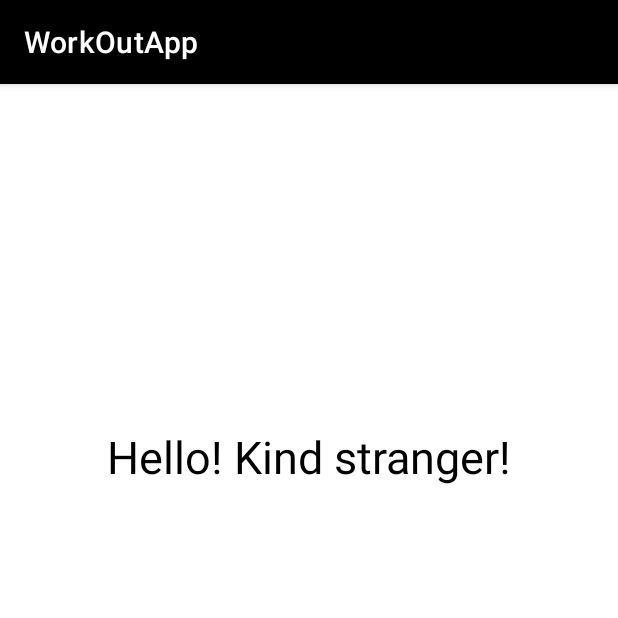
After one commit to SirojiddinAripov/WorkOutApp, an Android app: the CreatePost screen opened directly, with no data from a screen before it, on a phone screen of 412 x 824 dp, the top half of it. The commit adds this screen. Run offline under Robolectric (Android 15) with nearby library versions, the phone set to English and light mode, and no system bars.

Commit message:
Added a plus button to create posts

```diff
--- /dev/null
+++ b/app/src/main/java/com/example/workoutapp/CreatePost.kt
@@ -0,0 +1,11 @@
+package com.example.workoutapp
+
+import android.os.Bundle
+import androidx.appcompat.app.AppCompatActivity
+
+class CreatePost: AppCompatActivity() {
+    override fun onCreate(savedInstanceState: Bundle?) {
+        super.onCreate(savedInstanceState)
+        setContentView(R.layout.create_post_layout)
+    }
+}
--- a/app/src/main/res/layout/activity_main.xml
+++ b/app/src/main/res/layout/activity_main.xml
@@ -9,7 +9,7 @@
     android:orientation="vertical">
     <View
         android:layout_width="match_parent"
-        android:layout_height="1dp"
+        android:layout_height="2dp"
         android:background="@color/colorSecondary" />
     <androidx.viewpager2.widget.ViewPager2
         android:id="@+id/viewPager2"
@@ -20,7 +20,7 @@
     </androidx.viewpager2.widget.ViewPager2>
     <View
         android:layout_width="match_parent"
-        android:layout_height="1dp"
+        android:layout_height="2dp"
         android:background="@color/colorSecondary" />
     <com.google.android.material.tabs.TabLayout
         android:id="@+id/tabLayout"
--- /dev/null
+++ b/app/src/main/res/layout/create_post_layout.xml
@@ -0,0 +1,19 @@
+<?xml version="1.0" encoding="utf-8"?>
+<androidx.constraintlayout.widget.ConstraintLayout xmlns:android="http://schemas.android.com/apk/res/android"
+    xmlns:app="http://schemas.android.com/apk/res-auto"
+    android:background="@color/white"
+    android:layout_width="match_parent"
+    android:layout_height="match_parent">
+
+    <TextView
+        android:id="@+id/textView2"
+        android:layout_width="wrap_content"
+        android:layout_height="wrap_content"
+        android:layout_marginTop="228dp"
+        android:text="Hello! Kind stranger!"
+        android:textColor="@color/black"
+        android:textSize="30dp"
+        app:layout_constraintEnd_toEndOf="parent"
+        app:layout_constraintStart_toStartOf="parent"
+        app:layout_constraintTop_toTopOf="parent" />
+</androidx.constraintlayout.widget.ConstraintLayout>
--- a/app/src/main/res/layout/home_page_list_item.xml
+++ b/app/src/main/res/layout/home_page_list_item.xml
@@ -59,6 +59,8 @@
         android:layout_width="match_parent"
         android:layout_height="wrap_content"/>
     <RelativeLayout
+        android:paddingVertical="5dp"
+        android:paddingHorizontal="10dp"
         android:layout_width="wrap_content"
         android:layout_height="wrap_content">
     <RelativeLayout
@@ -122,9 +124,6 @@
             android:layout_width="wrap_content"
             android:layout_height="wrap_content"
             android:layout_marginStart="10dp"
-            android:layout_marginTop="10dp"
-            android:layout_marginEnd="10dp"
-            android:layout_marginBottom="10dp"
             android:layout_alignParentEnd="true"
             android:backgroundTint="@color/colorPrimary"
             android:text="delete"
--- a/app/src/main/res/values/colors.xml
+++ b/app/src/main/res/values/colors.xml
@@ -1,7 +1,7 @@
 <?xml version="1.0" encoding="utf-8"?>
 <resources>
-    <color name="colorPrimary">#00BCD4</color>
-    <color name="colorSecondary">#40E9FF</color>
+    <color name="colorPrimary">#03A9F4</color>
+    <color name="colorSecondary">#52B2FF</color>
     <color name="purple_700">#FF3700B3</color>
     <color name="teal_200">#FF03DAC5</color>
     <color name="teal_700">#000000</color>
```
Also changed, not shown: app/src/main/AndroidManifest.xml (+8 -0 lines), app/src/main/java/com/example/workoutapp/MainActivity.kt (+4 -4 lines), app/src/main/java/com/example/workoutapp/fragments/HomeFragment.kt (+10 -2 lines), app/src/main/res/drawable/plus_icon.xml (added, +8 -0 lines), app/src/main/res/layout/home_fragment.xml (+21 -2 lines), app/src/main/res/drawable/plus_image.png (added).
